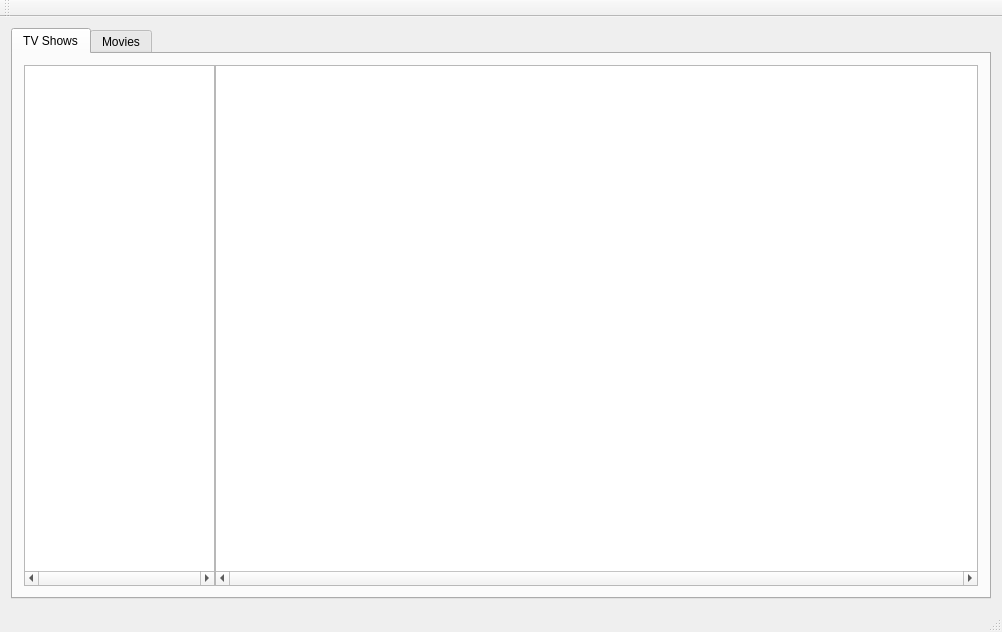
Old version of the form cmainwindow.ui in the repository birkeh/qtMultimediaDB.
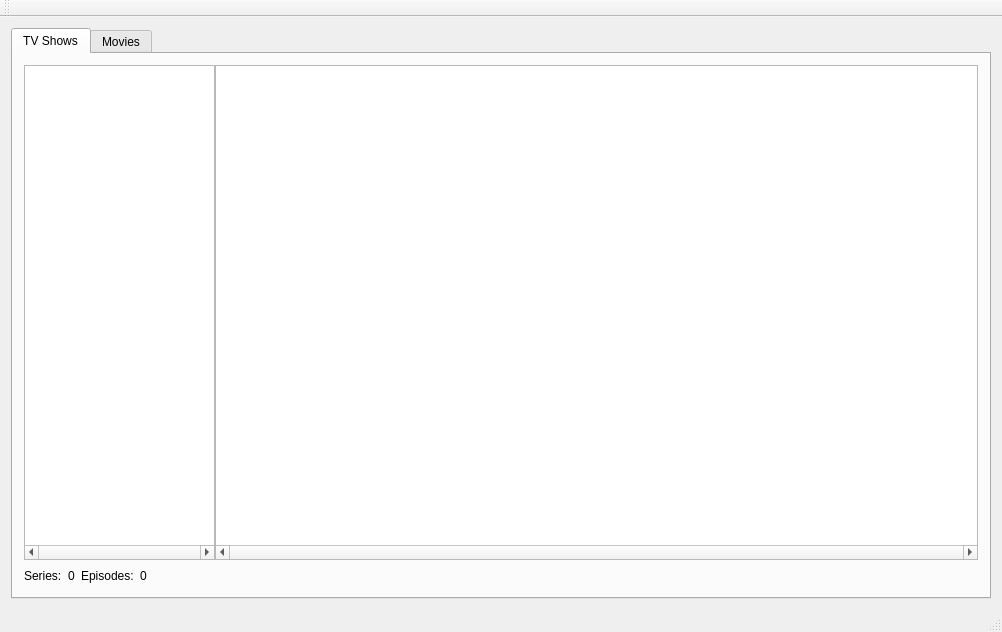
New version of the form. The open tabs and pages were chosen to show the change.

What changed in the file:
```diff
--- a/cmainwindow.ui
+++ b/cmainwindow.ui
@@ -26,6 +26,10 @@
        </attribute>
        <layout class="QGridLayout" name="gridLayout">
         <item row="0" column="0">
+         <layout class="QVBoxLayout" name="verticalLayout" stretch="1,0">
+          <item>
+           <layout class="QHBoxLayout" name="horizontalLayout_3">
+            <item>
          <widget class="QSplitter" name="m_lpSplitter">
           <property name="orientation">
            <enum>Qt::Horizontal</enum>
@@ -109,6 +113,55 @@
          </widget>
         </item>
        </layout>
+          </item>
+          <item>
+           <layout class="QHBoxLayout" name="horizontalLayout_2">
+            <item>
+             <widget class="QLabel" name="label_2">
+              <property name="text">
+               <string>Series:</string>
+              </property>
+             </widget>
+            </item>
+            <item>
+             <widget class="QLabel" name="m_lpSeriesCount">
+              <property name="text">
+               <string>0</string>
+              </property>
+             </widget>
+            </item>
+            <item>
+             <widget class="QLabel" name="label_4">
+              <property name="text">
+               <string>Episodes:</string>
+              </property>
+             </widget>
+            </item>
+            <item>
+             <widget class="QLabel" name="m_lpEpisodesCount">
+              <property name="text">
+               <string>0</string>
+              </property>
+             </widget>
+            </item>
+            <item>
+             <spacer name="horizontalSpacer_2">
+              <property name="orientation">
+               <enum>Qt::Horizontal</enum>
+              </property>
+              <property name="sizeHint" stdset="0">
+               <size>
+                <width>40</width>
+                <height>20</height>
+               </size>
+              </property>
+             </spacer>
+            </item>
+           </layout>
+          </item>
+         </layout>
+        </item>
+       </layout>
       </widget>
       <widget class="QWidget" name="m_lpMoviesTab">
        <attribute name="title">
```
Left out of the diff: 31 changed lines with no effect on the pictures. Lines whose indentation alone changed are shown as unchanged.
